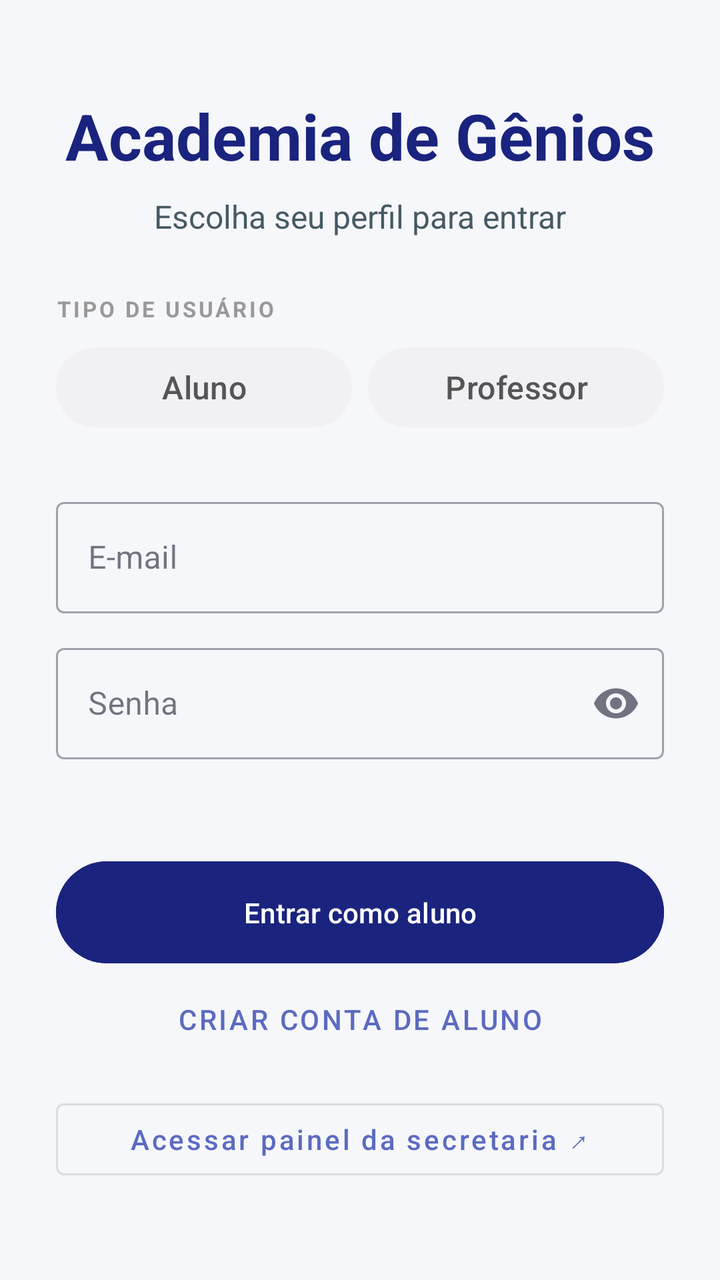
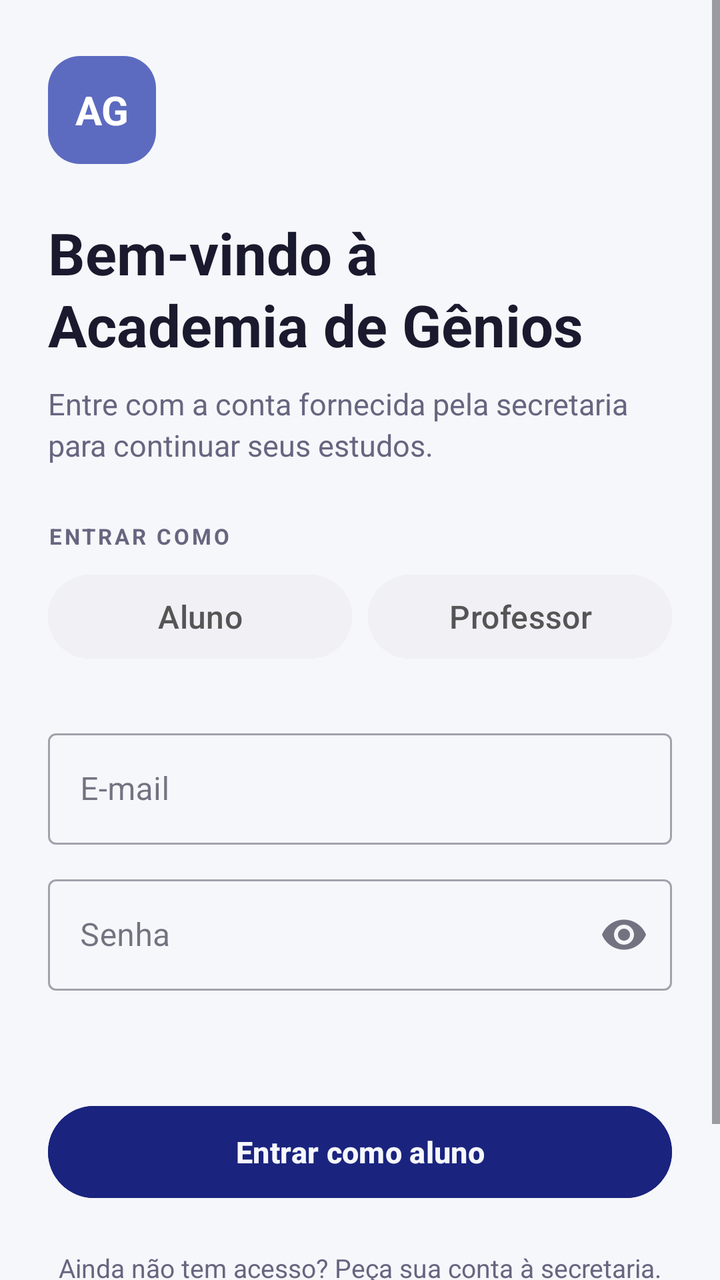

An Android layout rendered at two revisions. The XML below is the earlier revision; the diff shows what the commit changed to produce the second picture.
<!-- AndroidManifest.xml: application theme Theme.Tcc -->
<!-- res/layout/activity_login.xml -->
<?xml version="1.0" encoding="utf-8"?>
<ScrollView xmlns:android="http://schemas.android.com/apk/res/android" xmlns:app="http://schemas.android.com/apk/res-auto"
    android:id="@+id/loginScroll"
    android:layout_width="match_parent" android:layout_height="match_parent" android:fillViewport="true" android:background="@color/BackGround">
    <LinearLayout android:layout_width="match_parent" android:layout_height="wrap_content" android:orientation="vertical" android:gravity="center_vertical" android:padding="28dp">
        <TextView android:layout_width="match_parent" android:layout_height="wrap_content" android:text="Academia de Gênios" android:textSize="32sp" android:textStyle="bold" android:gravity="center" android:textColor="@color/btnSelecionado" />
        <TextView android:layout_width="match_parent" android:layout_height="wrap_content" android:text="Escolha seu perfil para entrar" android:textSize="16sp" android:gravity="center" android:layout_marginTop="8dp" android:layout_marginBottom="28dp" android:textColor="@color/BordaButton" />
        <TextView
            android:layout_width="wrap_content"
            android:layout_height="wrap_content"
            android:text="TIPO DE USUÁRIO"
            android:textSize="11sp"
            android:textStyle="bold"
            android:textColor="@color/LabelSecao"
            android:letterSpacing="0.12"
            android:layout_marginBottom="8dp" />

        <LinearLayout
            android:layout_width="match_parent"
            android:layout_height="wrap_content"
            android:orientation="horizontal"
            android:layout_marginBottom="8dp">

            <Button
                android:id="@+id/btnPerfilAluno"
                android:layout_width="0dp"
                android:layout_height="wrap_content"
                android:minHeight="48dp"
                android:layout_weight="1"
                android:layout_marginEnd="4dp"
                android:text="Aluno"
                android:textSize="16sp"
                android:textAllCaps="false"
                android:textColor="#555555"
                android:backgroundTint="@color/ChipFundo" />

            <Button
                android:id="@+id/btnPerfilProfessor"
                android:layout_width="0dp"
                android:layout_height="wrap_content"
                android:minHeight="48dp"
                android:layout_weight="1"
                android:layout_marginStart="4dp"
                android:text="Professor"
                android:textSize="16sp"
                android:textAllCaps="false"
                android:textColor="#555555"
                android:backgroundTint="@color/ChipFundo" />
        </LinearLayout>
        <com.google.android.material.textfield.TextInputLayout android:layout_width="match_parent" android:layout_height="wrap_content" android:layout_marginTop="20dp" android:hint="E-mail" style="@style/Widget.MaterialComponents.TextInputLayout.OutlinedBox">
            <com.google.android.material.textfield.TextInputEditText android:id="@+id/etEmail" android:layout_width="match_parent" android:layout_height="wrap_content" android:inputType="textEmailAddress" android:autofillHints="emailAddress" />
        </com.google.android.material.textfield.TextInputLayout>
        <com.google.android.material.textfield.TextInputLayout android:layout_width="match_parent" android:layout_height="wrap_content" android:layout_marginTop="12dp" android:hint="Senha" app:endIconMode="password_toggle" style="@style/Widget.MaterialComponents.TextInputLayout.OutlinedBox">
            <com.google.android.material.textfield.TextInputEditText android:id="@+id/etSenha" android:layout_width="match_parent" android:layout_height="wrap_content" android:inputType="textPassword" android:autofillHints="password" />
        </com.google.android.material.textfield.TextInputLayout>
        <TextView android:id="@+id/statusLogin" android:layout_width="match_parent" android:layout_height="wrap_content" android:layout_marginTop="12dp" android:textColor="@color/BordaButton" android:accessibilityLiveRegion="polite" />
        <ProgressBar android:id="@+id/progressBarLogin" android:layout_width="wrap_content" android:layout_height="wrap_content" android:layout_gravity="center" android:visibility="gone" />
        <Button android:id="@+id/btnEntrar" android:layout_width="match_parent" android:layout_height="wrap_content" android:layout_marginTop="16dp" android:padding="16dp" android:text="Entrar como aluno" android:backgroundTint="@color/btnSelecionado" />
        <Button android:id="@+id/btnIrCadastroProfessor" android:layout_width="match_parent" android:layout_height="wrap_content" android:text="Criar conta de aluno" style="@style/Widget.MaterialComponents.Button.TextButton" />
        <Button android:id="@+id/btnPainelSecretaria" android:layout_width="match_parent" android:layout_height="wrap_content" android:layout_marginTop="12dp" android:text="Acessar painel da secretaria ↗" android:textAllCaps="false" style="@style/Widget.MaterialComponents.Button.OutlinedButton" />
    </LinearLayout>
</ScrollView>
<!-- resources referenced by this layout -->
<resources>
  <color name="BackGround">#F5F7FA</color>
  <color name="BordaButton">#455A64</color>
  <color name="ChipFundo">#F0F0F5</color>
  <color name="LabelSecao">#999999</color>
  <color name="btnSelecionado">#1A237E</color>
  <style name="Theme.Tcc" parent="Base.Theme.Tcc" />
  <style name="Base.Theme.Tcc" parent="Theme.Material3.DayNight.NoActionBar">
          <item name="colorPrimary">@color/Destaque</item>
          <item name="colorOnPrimary">@color/TextoNoPrimario</item>
          <item name="colorSurface">@color/CardFundo</item>
          <item name="colorOnSurface">@color/TextoPrincipal</item>
          <item name="android:colorAccent">@color/Destaque</item>
          <item name="android:windowLightStatusBar">true</item>
          <item name="android:statusBarColor">@color/BackGround</item>
          <item name="android:navigationBarColor">@color/BackGround</item>
      </style>
  <color name="Destaque">#5C6BC0</color>
  <color name="TextoNoPrimario">#FFFFFF</color>
  <color name="CardFundo">#FFFFFF</color>
  <color name="TextoPrincipal">#1A1A2E</color>
</resources>

<!-- the commit's change to res/layout/activity_login.xml (unified diff, before → after) -->
@@ -2,16 +2,17 @@
 <ScrollView xmlns:android="http://schemas.android.com/apk/res/android" xmlns:app="http://schemas.android.com/apk/res-auto"
     android:id="@+id/loginScroll"
     android:layout_width="match_parent" android:layout_height="match_parent" android:fillViewport="true" android:background="@color/BackGround">
-    <LinearLayout android:layout_width="match_parent" android:layout_height="wrap_content" android:orientation="vertical" android:gravity="center_vertical" android:padding="28dp">
-        <TextView android:layout_width="match_parent" android:layout_height="wrap_content" android:text="Academia de Gênios" android:textSize="32sp" android:textStyle="bold" android:gravity="center" android:textColor="@color/btnSelecionado" />
-        <TextView android:layout_width="match_parent" android:layout_height="wrap_content" android:text="Escolha seu perfil para entrar" android:textSize="16sp" android:gravity="center" android:layout_marginTop="8dp" android:layout_marginBottom="28dp" android:textColor="@color/BordaButton" />
+    <LinearLayout android:layout_width="match_parent" android:layout_height="match_parent" android:orientation="vertical" android:gravity="center_vertical" android:paddingStart="24dp" android:paddingTop="28dp" android:paddingEnd="24dp" android:paddingBottom="28dp">
+        <TextView android:layout_width="54dp" android:layout_height="54dp" android:background="@drawable/bg_login_mark" android:gravity="center" android:contentDescription="Academia de Gênios" android:text="AG" android:textSize="20sp" android:textStyle="bold" android:textColor="@color/TextoNoPrimario" />
+        <TextView android:layout_width="match_parent" android:layout_height="wrap_content" android:layout_marginTop="25dp" android:text="Bem-vindo à\nAcademia de Gênios" android:textSize="29sp" android:textStyle="bold" android:lineSpacingExtra="2dp" android:textColor="@color/TextoPrincipal" />
+        <TextView android:layout_width="match_parent" android:layout_height="wrap_content" android:text="Entre com a conta fornecida pela secretaria para continuar seus estudos." android:textSize="15sp" android:layout_marginTop="10dp" android:layout_marginBottom="28dp" android:lineSpacingExtra="3dp" android:textColor="@color/TextoSecundario" />
         <TextView
             android:layout_width="wrap_content"
             android:layout_height="wrap_content"
-            android:text="TIPO DE USUÁRIO"
+            android:text="ENTRAR COMO"
             android:textSize="11sp"
             android:textStyle="bold"
-            android:textColor="@color/LabelSecao"
+            android:textColor="@color/TextoSecundario"
             android:letterSpacing="0.12"
             android:layout_marginBottom="8dp" />
 
@@ -25,7 +26,7 @@
                 android:id="@+id/btnPerfilAluno"
                 android:layout_width="0dp"
                 android:layout_height="wrap_content"
-                android:minHeight="48dp"
+                android:minHeight="50dp"
                 android:layout_weight="1"
                 android:layout_marginEnd="4dp"
                 android:text="Aluno"
@@ -38,7 +39,7 @@
                 android:id="@+id/btnPerfilProfessor"
                 android:layout_width="0dp"
                 android:layout_height="wrap_content"
-                android:minHeight="48dp"
+                android:minHeight="50dp"
                 android:layout_weight="1"
                 android:layout_marginStart="4dp"
                 android:text="Professor"
@@ -53,10 +54,10 @@
         <com.google.android.material.textfield.TextInputLayout android:layout_width="match_parent" android:layout_height="wrap_content" android:layout_marginTop="12dp" android:hint="Senha" app:endIconMode="password_toggle" style="@style/Widget.MaterialComponents.TextInputLayout.OutlinedBox">
             <com.google.android.material.textfield.TextInputEditText android:id="@+id/etSenha" android:layout_width="match_parent" android:layout_height="wrap_content" android:inputType="textPassword" android:autofillHints="password" />
         </com.google.android.material.textfield.TextInputLayout>
-        <TextView android:id="@+id/statusLogin" android:layout_width="match_parent" android:layout_height="wrap_content" android:layout_marginTop="12dp" android:textColor="@color/BordaButton" android:accessibilityLiveRegion="polite" />
+        <TextView android:id="@+id/statusLogin" android:layout_width="match_parent" android:layout_height="wrap_content" android:layout_marginTop="16dp" android:textColor="@color/TextoSecundario" android:textSize="13sp" android:lineSpacingExtra="2dp" android:accessibilityLiveRegion="polite" />
         <ProgressBar android:id="@+id/progressBarLogin" android:layout_width="wrap_content" android:layout_height="wrap_content" android:layout_gravity="center" android:visibility="gone" />
-        <Button android:id="@+id/btnEntrar" android:layout_width="match_parent" android:layout_height="wrap_content" android:layout_marginTop="16dp" android:padding="16dp" android:text="Entrar como aluno" android:backgroundTint="@color/btnSelecionado" />
-        <Button android:id="@+id/btnIrCadastroProfessor" android:layout_width="match_parent" android:layout_height="wrap_content" android:text="Criar conta de aluno" style="@style/Widget.MaterialComponents.Button.TextButton" />
-        <Button android:id="@+id/btnPainelSecretaria" android:layout_width="match_parent" android:layout_height="wrap_content" android:layout_marginTop="12dp" android:text="Acessar painel da secretaria ↗" android:textAllCaps="false" style="@style/Widget.MaterialComponents.Button.OutlinedButton" />
+        <Button android:id="@+id/btnEntrar" android:layout_width="match_parent" android:layout_height="54dp" android:layout_marginTop="20dp" android:text="Entrar como aluno" android:textColor="@color/BackGround" android:textSize="15sp" android:textStyle="bold" android:backgroundTint="@color/btnSelecionado" />
+        <TextView android:layout_width="match_parent" android:layout_height="wrap_content" android:layout_marginTop="22dp" android:gravity="center" android:text="Ainda não tem acesso? Peça sua conta à secretaria." android:textColor="@color/TextoSecundario" android:textSize="13sp" />
+        <Button android:id="@+id/btnPainelSecretaria" android:layout_width="match_parent" android:layout_height="48dp" android:layout_marginTop="10dp" android:text="Abrir painel da secretaria ↗" android:textAllCaps="false" android:textSize="14sp" style="@style/Widget.MaterialComponents.Button.OutlinedButton" />
     </LinearLayout>
 </ScrollView>
<!-- resource entries referenced after the edit -->
@@ -1,10 +1,14 @@
 <!-- resources referenced by this layout -->
 <resources>
   <color name="BackGround">#F5F7FA</color>
-  <color name="BordaButton">#455A64</color>
   <color name="ChipFundo">#F0F0F5</color>
-  <color name="LabelSecao">#999999</color>
   <color name="btnSelecionado">#1A237E</color>
+  <!-- drawable bg_login_mark (drawable) -->
+  <?xml version="1.0" encoding="utf-8"?>
+  <shape xmlns:android="http://schemas.android.com/apk/res/android" android:shape="rectangle">
+      <solid android:color="@color/Destaque" />
+      <corners android:radius="16dp" />
+  </shape>
   <style name="Theme.Tcc" parent="Base.Theme.Tcc" />
   <style name="Base.Theme.Tcc" parent="Theme.Material3.DayNight.NoActionBar">
           <item name="colorPrimary">@color/Destaque</item>
@@ -20,5 +24,6 @@
   <color name="TextoNoPrimario">#FFFFFF</color>
   <color name="CardFundo">#FFFFFF</color>
   <color name="TextoPrincipal">#1A1A2E</color>
+  <color name="TextoSecundario">#666680</color>
 </resources>
 
